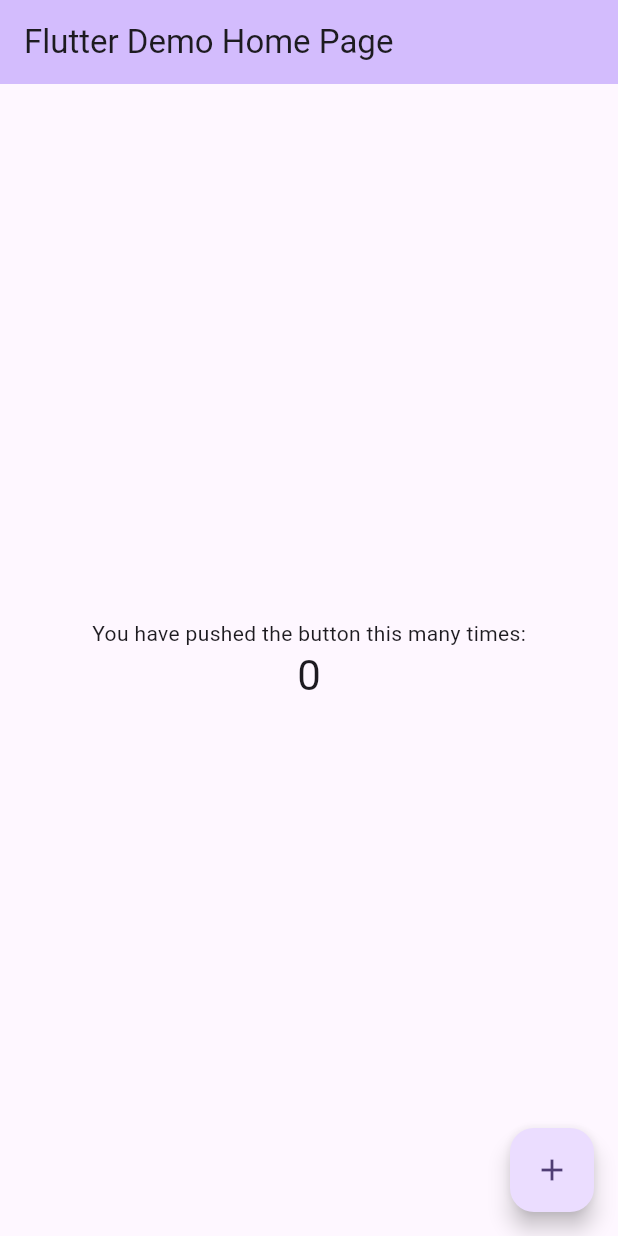
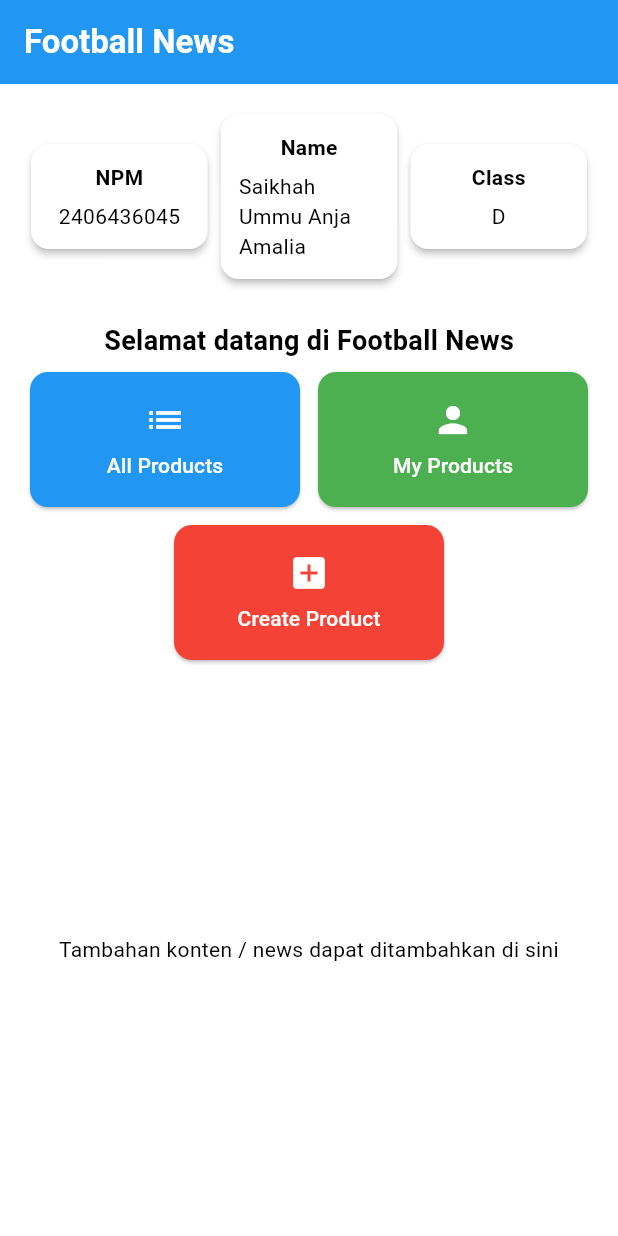
Before and after one commit to Saikhah/saikhahstation-mobile, a Flutter app: the screen it shows after launch, on a phone screen of 412 x 824 dp. Run offline on Flutter 3.47's test engine with Material 3 defaults, Android fonts, the phone set to English and light mode, and no system bars.

Commit message:
tugas individu 7

```diff
--- a/lib/main.dart
+++ b/lib/main.dart
@@ -1,4 +1,5 @@
 import 'package:flutter/material.dart';
+import 'package:saikhahstation/menu.dart';
 
 void main() {
   runApp(const MyApp());
@@ -11,112 +12,14 @@ class MyApp extends StatelessWidget {
   @override
   Widget build(BuildContext context) {
     return MaterialApp(
-      title: 'Flutter Demo',
+      title: 'Football News',
+      debugShowCheckedModeBanner: false,
       theme: ThemeData(
-        // This is the theme of your application.
-        //
-        // TRY THIS: Try running your application with "flutter run". You'll see
-        // the application has a purple toolbar. Then, without quitting the app,
-        // try changing the seedColor in the colorScheme below to Colors.green
-        // and then invoke "hot reload" (save your changes or press the "hot
-        // reload" button in a Flutter-supported IDE, or press "r" if you used
-        // the command line to start the app).
-        //
-        // Notice that the counter didn't reset back to zero; the application
-        // state is not lost during the reload. To reset the state, use hot
-        // restart instead.
-        //
-        // This works for code too, not just values: Most code changes can be
-        // tested with just a hot reload.
-        colorScheme: ColorScheme.fromSeed(seedColor: Colors.deepPurple),
+        // warna tema utama
+        colorScheme: ColorScheme.fromSwatch(primarySwatch: Colors.blue)
+            .copyWith(secondary: Colors.blueAccent[400]),
       ),
-      home: const MyHomePage(title: 'Flutter Demo Home Page'),
+      home: MyHomePage(),
     );
   }
 }
-
-class MyHomePage extends StatefulWidget {
-  const MyHomePage({super.key, required this.title});
-
-  // This widget is the home page of your application. It is stateful, meaning
-  // that it has a State object (defined below) that contains fields that affect
-  // how it looks.
-
-  // This class is the configuration for the state. It holds the values (in this
-  // case the title) provided by the parent (in this case the App widget) and
-  // used by the build method of the State. Fields in a Widget subclass are
-  // always marked "final".
-
-  final String title;
-
-  @override
-  State<MyHomePage> createState() => _MyHomePageState();
-}
-
-class _MyHomePageState extends State<MyHomePage> {
-  int _counter = 0;
-
-  void _incrementCounter() {
-    setState(() {
-      // This call to setState tells the Flutter framework that something has
-      // changed in this State, which causes it to rerun the build method below
-      // so that the display can reflect the updated values. If we changed
-      // _counter without calling setState(), then the build method would not be
-      // called again, and so nothing would appear to happen.
-      _counter++;
-    });
-  }
-
-  @override
-  Widget build(BuildContext context) {
-    // This method is rerun every time setState is called, for instance as done
-    // by the _incrementCounter method above.
-    //
-    // The Flutter framework has been optimized to make rerunning build methods
-    // fast, so that you can just rebuild anything that needs updating rather
-    // than having to individually change instances of widgets.
-    return Scaffold(
-      appBar: AppBar(
-        // TRY THIS: Try changing the color here to a specific color (to
-        // Colors.amber, perhaps?) and trigger a hot reload to see the AppBar
-        // change color while the other colors stay the same.
-        backgroundColor: Theme.of(context).colorScheme.inversePrimary,
-        // Here we take the value from the MyHomePage object that was created by
-        // the App.build method, and use it to set our appbar title.
-        title: Text(widget.title),
-      ),
-      body: Center(
-        // Center is a layout widget. It takes a single child and positions it
-        // in the middle of the parent.
-        child: Column(
-          // Column is also a layout widget. It takes a list of children and
-          // arranges them vertically. By default, it sizes itself to fit its
-          // children horizontally, and tries to be as tall as its parent.
-          //
-          // Column has various properties to control how it sizes itself and
-          // how it positions its children. Here we use mainAxisAlignment to
-          // center the children vertically; the main axis here is the vertical
-          // axis because Columns are vertical (the cross axis would be
-          // horizontal).
-          //
-          // TRY THIS: Invoke "debug painting" (choose the "Toggle Debug Paint"
-          // action in the IDE, or press "p" in the console), to see the
-          // wireframe for each widget.
-          mainAxisAlignment: MainAxisAlignment.center,
-          children: <Widget>[
-            const Text('You have pushed the button this many times:'),
-            Text(
-              '$_counter',
-              style: Theme.of(context).textTheme.headlineMedium,
-            ),
-          ],
-        ),
-      ),
-      floatingActionButton: FloatingActionButton(
-        onPressed: _incrementCounter,
-        tooltip: 'Increment',
-        child: const Icon(Icons.add),
-      ), // This trailing comma makes auto-formatting nicer for build methods.
-    );
-  }
-}
--- /dev/null
+++ b/lib/menu.dart
@@ -0,0 +1,196 @@
+import 'package:flutter/material.dart';
+
+class MyHomePage extends StatelessWidget {
+  MyHomePage({super.key});
+
+  final String nama = "Saikhah Ummu Anja Amalia"; // nama
+  final String npm = "2406436045"; // npm
+  final String kelas = "D"; // kelas
+
+  @override
+  Widget build(BuildContext context) {
+    // scaffold dengan AppBar dan body
+    return Scaffold(
+      appBar: AppBar(
+        title: const Text(
+          'Football News',
+          style: TextStyle(color: Colors.white, fontWeight: FontWeight.bold),
+        ),
+        backgroundColor: Theme.of(context).colorScheme.primary,
+      ),
+      body: Padding(
+        padding: const EdgeInsets.all(16.0),
+        child: Column(
+          // isi utama disusun vertikal
+          crossAxisAlignment: CrossAxisAlignment.center,
+          children: [
+            // info cards (NPM / Name / Class)
+            Row(
+              mainAxisAlignment: MainAxisAlignment.spaceEvenly,
+              children: [
+                InfoCard(title: 'NPM', content: npm),
+                InfoCard(title: 'Name', content: nama),
+                InfoCard(title: 'Class', content: kelas),
+              ],
+            ),
+
+            const SizedBox(height: 16.0),
+
+            const Padding(
+              padding: EdgeInsets.only(top: 8.0, bottom: 8.0),
+              child: Text(
+                'Selamat datang di Football News',
+                style: TextStyle(fontWeight: FontWeight.bold, fontSize: 18.0),
+              ),
+            ),
+
+            // Tiga tombol sesuai checklist, susun horizontal (jika layar sempit akan wrap ke bawah)
+            Wrap(
+              spacing: 12,
+              runSpacing: 12,
+              alignment: WrapAlignment.center,
+              children: [
+                // All Products (biru)
+                SizedBox(
+                  width: 180,
+                  height: 90,
+                  child: ElevatedButton(
+                    style: ElevatedButton.styleFrom(
+                      backgroundColor: Colors.blue, // warna biru
+                      shape: RoundedRectangleBorder(
+                        borderRadius: BorderRadius.circular(12),
+                      ),
+                      padding: const EdgeInsets.all(12),
+                    ),
+                    onPressed: () {
+                      ScaffoldMessenger.of(context)
+                        ..hideCurrentSnackBar()
+                        ..showSnackBar(
+                          const SnackBar(
+                            content: Text("Kamu telah menekan tombol All Products"),
+                          ),
+                        );
+                    },
+                    child: Column(
+                      mainAxisAlignment: MainAxisAlignment.center,
+                      children: const [
+                        Icon(Icons.list, color: Colors.white, size: 28),
+                        SizedBox(height: 6),
+                        Text('All Products',
+                            style: TextStyle(color: Colors.white)),
+                      ],
+                    ),
+                  ),
+                ),
+
+                // My Products (hijau)
+                SizedBox(
+                  width: 180,
+                  height: 90,
+                  child: ElevatedButton(
+                    style: ElevatedButton.styleFrom(
+                      backgroundColor: Colors.green, // warna hijau
+                      shape: RoundedRectangleBorder(
+                        borderRadius: BorderRadius.circular(12),
+                      ),
+                      padding: const EdgeInsets.all(12),
+                    ),
+                    onPressed: () {
+                      ScaffoldMessenger.of(context)
+                        ..hideCurrentSnackBar()
+                        ..showSnackBar(
+                          const SnackBar(
+                            content: Text("Kamu telah menekan tombol My Products"),
+                          ),
+                        );
+                    },
+                    child: Column(
+                      mainAxisAlignment: MainAxisAlignment.center,
+                      children: const [
+                        Icon(Icons.person, color: Colors.white, size: 28),
+                        SizedBox(height: 6),
+                        Text('My Products',
+                            style: TextStyle(color: Colors.white)),
+                      ],
+                    ),
+                  ),
+                ),
+
+                // Create Product (merah)
+                SizedBox(
+                  width: 180,
+                  height: 90,
+                  child: ElevatedButton(
+                    style: ElevatedButton.styleFrom(
+                      backgroundColor: Colors.red, // warna merah
+                      shape: RoundedRectangleBorder(
+                        borderRadius: BorderRadius.circular(12),
+                      ),
+                      padding: const EdgeInsets.all(12),
+                    ),
+                    onPressed: () {
+                      ScaffoldMessenger.of(context)
+                        ..hideCurrentSnackBar()
+                        ..showSnackBar(
+                          const SnackBar(
+                            content: Text("Kamu telah menekan tombol Create Product"),
+                          ),
+                        );
+                    },
+                    child: Column(
+                      mainAxisAlignment: MainAxisAlignment.center,
+                      children: const [
+                        Icon(Icons.add_box, color: Colors.white, size: 28),
+                        SizedBox(height: 6),
+                        Text('Create Product',
+                            style: TextStyle(color: Colors.white)),
+                      ],
+                    ),
+                  ),
+                ),
+              ],
+            ),
+
+            const SizedBox(height: 18.0),
+
+            // Jika ingin tambahan: grid kecil menampilkan item lain (contoh seperti tutorial)
+            // Di sini kita siapkan placeholder grid kecil yang tidak konflik dengan tombol di atas.
+            const Expanded(
+              child: Center(
+                child: Text(
+                  'Tambahan konten / news dapat ditambahkan di sini',
+                  textAlign: TextAlign.center,
+                ),
+              ),
+            ),
+          ],
+        ),
+      ),
+    );
+  }
+}
+
+class InfoCard extends StatelessWidget {
+  final String title;
+  final String content;
+
+  const InfoCard({super.key, required this.title, required this.content});
+
+  @override
+  Widget build(BuildContext context) {
+    return Card(
+      elevation: 2.0,
+      child: Container(
+        width: MediaQuery.of(context).size.width / 3.5,
+        padding: const EdgeInsets.all(12.0),
+        child: Column(
+          children: [
+            Text(title, style: const TextStyle(fontWeight: FontWeight.bold)),
+            const SizedBox(height: 6.0),
+            Text(content),
+          ],
+        ),
+      ),
+    );
+  }
+}
```
Also changed, not shown: 1 other file.
